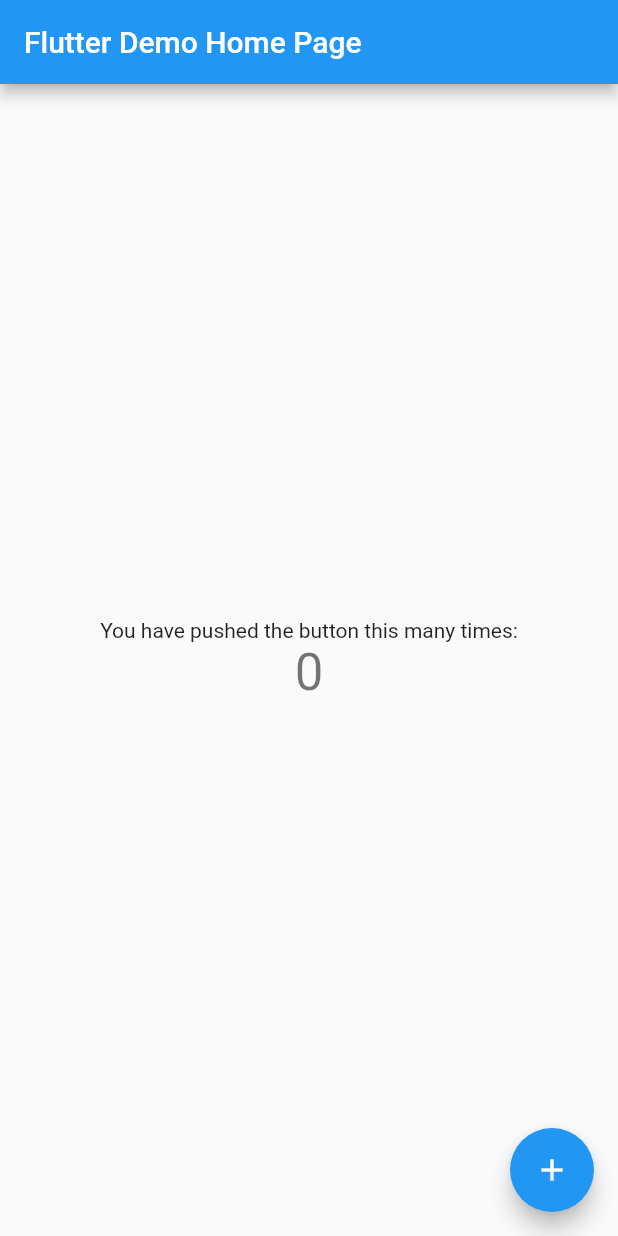
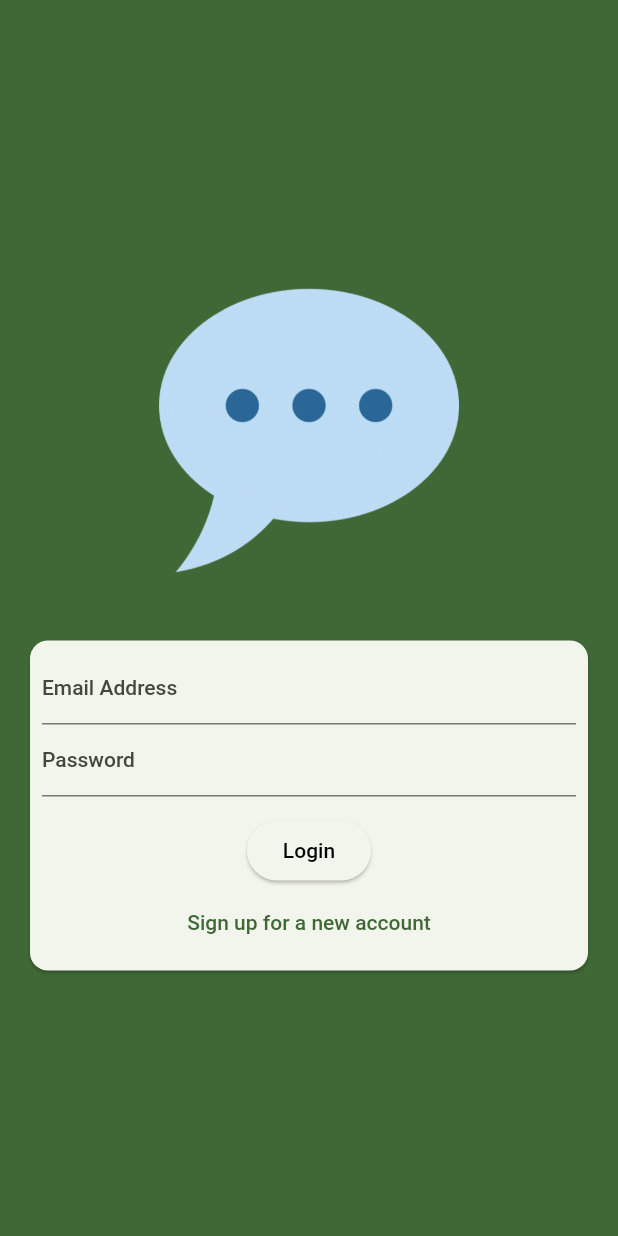
Before and after one commit to manojmv24/chat_app_one_one, a Flutter app: the screen it shows after launch, on a phone screen of 412 x 824 dp. Run offline on Flutter 3.47's test engine with Material 2 defaults, Android fonts, the phone set to English and light mode, and no system bars; our stand-ins replace firebase_core; accounts and stored records are empty.

Commit message:
signup and signin form is ready

```diff
--- a/lib/main.dart
+++ b/lib/main.dart
@@ -1,3 +1,4 @@
+import 'package:chat_app_one_one/widgets/auth.dart';
 import 'package:flutter/material.dart';
 
 void main() {
@@ -5,111 +6,19 @@
 }
 
 class MyApp extends StatelessWidget {
-  const MyApp({super.key});
+  const MyApp({Key? key}) : super(key: key);
 
-  // This widget is the root of your application.
   @override
   Widget build(BuildContext context) {
     return MaterialApp(
-      title: 'Flutter Demo',
-      theme: ThemeData(
-        // This is the theme of your application.
-        //
-        // Try running your application with "flutter run". You'll see the
-        // application has a blue toolbar. Then, without quitting the app, try
-        // changing the primarySwatch below to Colors.green and then invoke
-        // "hot reload" (press "r" in the console where you ran "flutter run",
-        // or simply save your changes to "hot reload" in a Flutter IDE).
-        // Notice that the counter didn't reset back to zero; the application
-        // is not restarted.
-        primarySwatch: Colors.blue,
+      title: "Chat App",
+      theme: ThemeData().copyWith(
+        useMaterial3: true,
+        colorScheme: ColorScheme.fromSeed(
+          seedColor: const Color.fromARGB(255, 17, 77, 13),
+        ),
       ),
-      home: const MyHomePage(title: 'Flutter Demo Home Page'),
+      home: AuthScreen(),
     );
   }
 }
-
-class MyHomePage extends StatefulWidget {
-  const MyHomePage({super.key, required this.title});
-
-  // This widget is the home page of your application. It is stateful, meaning
-  // that it has a State object (defined below) that contains fields that affect
-  // how it looks.
-
-  // This class is the configuration for the state. It holds the values (in this
-  // case the title) provided by the parent (in this case the App widget) and
-  // used by the build method of the State. Fields in a Widget subclass are
-  // always marked "final".
-
-  final String title;
-
-  @override
-  State<MyHomePage> createState() => _MyHomePageState();
-}
-
-class _MyHomePageState extends State<MyHomePage> {
-  int _counter = 0;
-
-  void _incrementCounter() {
-    setState(() {
-      // This call to setState tells the Flutter framework that something has
-      // changed in this State, which causes it to rerun the build method below
-      // so that the display can reflect the updated values. If we changed
-      // _counter without calling setState(), then the build method would not be
-      // called again, and so nothing would appear to happen.
-      _counter++;
-    });
-  }
-
-  @override
-  Widget build(BuildContext context) {
-    // This method is rerun every time setState is called, for instance as done
-    // by the _incrementCounter method above.
-    //
-    // The Flutter framework has been optimized to make rerunning build methods
-    // fast, so that you can just rebuild anything that needs updating rather
-    // than having to individually change instances of widgets.
-    return Scaffold(
-      appBar: AppBar(
-        // Here we take the value from the MyHomePage object that was created by
-        // the App.build method, and use it to set our appbar title.
-        title: Text(widget.title),
-      ),
-      body: Center(
-        // Center is a layout widget. It takes a single child and positions it
-        // in the middle of the parent.
-        child: Column(
-          // Column is also a layout widget. It takes a list of children and
-          // arranges them vertically. By default, it sizes itself to fit its
-          // children horizontally, and tries to be as tall as its parent.
-          //
-          // Invoke "debug painting" (press "p" in the console, choose the
-          // "Toggle Debug Paint" action from the Flutter Inspector in Android
-          // Studio, or the "Toggle Debug Paint" command in Visual Studio Code)
-          // to see the wireframe for each widget.
-          //
-          // Column has various properties to control how it sizes itself and
-          // how it positions its children. Here we use mainAxisAlignment to
-          // center the children vertically; the main axis here is the vertical
-          // axis because Columns are vertical (the cross axis would be
-          // horizontal).
-          mainAxisAlignment: MainAxisAlignment.center,
-          children: <Widget>[
-            const Text(
-              'You have pushed the button this many times:',
-            ),
-            Text(
-              '$_counter',
-              style: Theme.of(context).textTheme.headlineMedium,
-            ),
-          ],
-        ),
-      ),
-      floatingActionButton: FloatingActionButton(
-        onPressed: _incrementCounter,
-        tooltip: 'Increment',
-        child: const Icon(Icons.add),
-      ), // This trailing comma makes auto-formatting nicer for build methods.
-    );
-  }
-}
--- /dev/null
+++ b/lib/widgets/auth.dart
@@ -0,0 +1,82 @@
+import 'package:flutter/material.dart';
+
+class AuthScreen extends StatefulWidget {
+  const AuthScreen({Key? key}) : super(key: key);
+
+  @override
+  State<AuthScreen> createState() => _AuthScreenState();
+}
+
+class _AuthScreenState extends State<AuthScreen> {
+  bool isLogin = true;
+  @override
+  Widget build(BuildContext context) {
+    return Scaffold(
+      backgroundColor: Theme.of(context).colorScheme.primary,
+      body: Center(
+        child: SingleChildScrollView(
+          child: Column(mainAxisAlignment: MainAxisAlignment.center, children: [
+            Container(
+              margin: const EdgeInsets.only(
+                top: 30,
+                bottom: 20,
+                right: 20,
+                left: 20,
+              ),
+              width: 200,
+              child: Image.asset(
+                'assets/images/chat.png',
+                fit: BoxFit.cover,
+              ),
+            ),
+            Card(
+              margin: const EdgeInsets.all(20),
+              child: SingleChildScrollView(
+                child: Padding(
+                  padding: const EdgeInsets.all(8.0),
+                  child: Form(
+                      child: Column(
+                    mainAxisSize: MainAxisSize.min,
+                    children: [
+                      TextFormField(
+                        decoration: const InputDecoration(labelText: "Email Address"),
+                        keyboardType: TextInputType.emailAddress,
+                        autocorrect: false,
+                        textCapitalization: TextCapitalization.none,
+                      ),
+                      TextFormField(
+                        decoration: const InputDecoration(labelText: "Password"),
+                        obscureText: true,
+                      ),
+                      const SizedBox(
+                        height: 12,
+                      ),
+                      ElevatedButton(
+                        onPressed: () {},
+                        style: ElevatedButton.styleFrom(
+                            foregroundColor: Theme.of(context).colorScheme.primaryContainer),
+                        child: Text(
+                          isLogin ? "Login" : "Signup",
+                          style: const TextStyle(color: Colors.black),
+                        ),
+                      ),
+                      TextButton(
+                          onPressed: () {
+                            setState(() {
+                              isLogin = !isLogin;
+                            });
+                          },
+                          child: Text(isLogin
+                              ? "Sign up for a new account"
+                              : "Login in with an existing account"))
+                    ],
+                  )),
+                ),
+              ),
+            )
+          ]),
+        ),
+      ),
+    );
+  }
+}
--- a/pubspec.yaml
+++ b/pubspec.yaml
@@ -60,8 +60,8 @@
   uses-material-design: true
 
   # To add assets to your application, add an assets section, like this:
-  # assets:
-  #   - images/a_dot_burr.jpeg
+  assets:
+    - assets/images/
   #   - images/a_dot_ham.jpeg
 
   # An image asset can refer to one or more resolution-specific "variants", see
```
Also changed, not shown: assets/images/chat.png (added), pubspec.lock.
